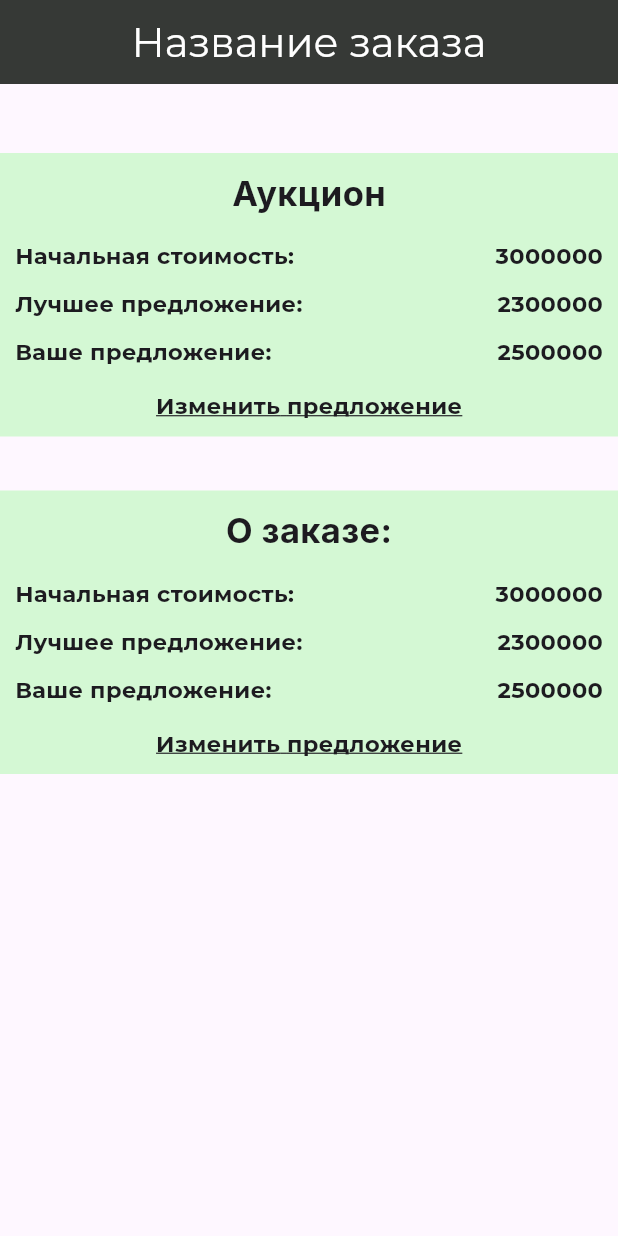
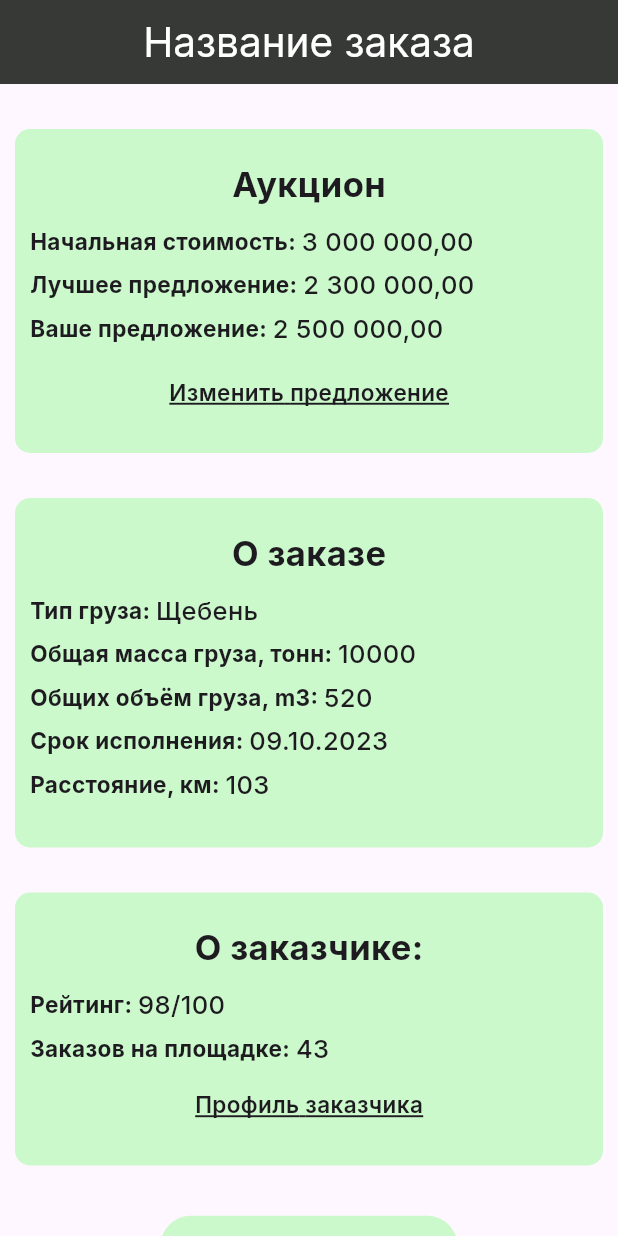
Before and after one commit to RimidalU/freight-carrier-aggregator-screens, a Flutter app: the screen it shows after launch, on a phone screen of 412 x 824 dp. Run offline on Flutter 3.47's test engine with Material 2 defaults, Android fonts, the phone set to English and light mode, and no system bars; our stand-ins replace flutter_svg, google_fonts.

Commit message:
feat: implement OrderInfoScreen widget

```diff
--- a/lib/data/data.dart
+++ b/lib/data/data.dart
@@ -1,3 +1,3 @@
 export './order_info_screen_data.dart';
 export './orders_screen_data.dart';
-export './settings_screen_data .dart';
+export 'settings_screen_data.dart';
--- a/lib/data/order_info_screen_data.dart
+++ b/lib/data/order_info_screen_data.dart
@@ -4,3 +4,17 @@ const Map<String, Object> auctionInfo = {
   'bestPrice': 2300000,
   'yourPrice': 2500000,
 };
+
+final Map<String, Object> orderInfo = {
+  'id': "id1",
+  'cargoType': 'Щебень',
+  'totalCargoWeight': 10000,
+  'totalCargoVolume': 520,
+  'deadline': DateTime.now().add(const Duration(days: 15)),
+  'distance': 103,
+};
+
+final Map<String, Object> clientInfoShort = {
+  'rating': 98,
+  'totalOrders': 43,
+};
--- a/lib/views/order_info_screen.dart
+++ b/lib/views/order_info_screen.dart
@@ -1,10 +1,16 @@
 import 'package:flutter/material.dart';
 import 'package:google_fonts/google_fonts.dart';
+import 'package:intl/intl.dart';
 
 import '../data/order_info_screen_data.dart';
+import '../ui/widgets/widgets.dart';
 
 class OrderInfoScreen extends StatelessWidget {
-  const OrderInfoScreen({super.key});
+  const OrderInfoScreen({
+    super.key,
+    this.onTap,
+  });
+  final VoidCallback? onTap;
 
   @override
   Widget build(BuildContext context) {
@@ -12,11 +18,11 @@ class OrderInfoScreen extends StatelessWidget {
       appBar: AppBar(
         centerTitle: true,
         backgroundColor: const Color(0xff363936),
-        title: Text(
+        title: const Text(
           'Название заказа',
-          style: GoogleFonts.montserrat(
+          style: TextStyle(
             fontSize: 27,
-            color: const Color(0xffFFFFFF),
+            color: Color(0xffFFFFFF),
           ),
         ),
       ),
@@ -25,28 +31,72 @@ class OrderInfoScreen extends StatelessWidget {
           child: Column(
             children: [
               Container(
-                margin: const EdgeInsets.only(top: 46),
-                color: const Color(0xff05FF00).withOpacity(0.17),
+                decoration: BoxDecoration(
+                  borderRadius: BorderRadius.circular(10),
+                  color: const Color(0xff05FF00).withOpacity(0.2),
+                ),
+                margin: const EdgeInsets.only(
+                  top: 30,
+                  left: 10,
+                  right: 10,
+                ),
                 padding:
-                    const EdgeInsets.symmetric(horizontal: 10, vertical: 10),
-                width: double.infinity,
-                child: const AuctionInfo(
+                    const EdgeInsets.symmetric(horizontal: 10, vertical: 20),
+                child: AuctionInfo(
                   auctionInfo: auctionInfo,
                 ),
               ),
-              const SizedBox(
-                height: 18,
+              Container(
+                decoration: BoxDecoration(
+                  borderRadius: BorderRadius.circular(10),
+                  color: const Color(0xff05FF00).withOpacity(0.2),
+                ),
+                margin: const EdgeInsets.only(
+                  top: 30,
+                  left: 10,
+                  right: 10,
+                ),
+                padding:
+                    const EdgeInsets.symmetric(horizontal: 10, vertical: 20),
+                child: OrderInfo(
+                  orderInfo: orderInfo,
+                ),
               ),
               Container(
-                margin: const EdgeInsets.only(top: 18),
-                color: const Color(0xff05FF00).withOpacity(0.17),
+                decoration: BoxDecoration(
+                  borderRadius: BorderRadius.circular(10),
+                  color: const Color(0xff05FF00).withOpacity(0.2),
+                ),
+                margin: const EdgeInsets.only(
+                  top: 30,
+                  left: 10,
+                  right: 10,
+                ),
                 padding:
-                    const EdgeInsets.symmetric(horizontal: 10, vertical: 10),
-                width: double.infinity,
-                child: const OrderInfo(
-                  auctionInfo: auctionInfo,
+                    const EdgeInsets.symmetric(horizontal: 10, vertical: 20),
+                child: ClientInfoShort(
+                  clientInfoShort: clientInfoShort,
                 ),
               ),
+              const SizedBox(height: 30),
+              TextButton(
+                onPressed: onTap ?? () {},
+                style: ButtonStyle(
+                  backgroundColor: MaterialStateProperty.all(
+                      const Color(0xff05FF00).withOpacity(0.2)),
+                  padding: MaterialStateProperty.all<EdgeInsets>(
+                      const EdgeInsets.symmetric(horizontal: 50, vertical: 10)),
+                ),
+                child: const Text(
+                  'Отклинуться',
+                  style: TextStyle(
+                    fontWeight: FontWeight.w600,
+                    fontSize: 15,
+                    color: Color(0xff000000),
+                    decoration: TextDecoration.underline,
+                  ),
+                ),
+              )
             ],
           ),
         ),
@@ -81,7 +131,7 @@ Widget getRowInfo({
 }
 
 class AuctionInfo extends StatelessWidget {
-  const AuctionInfo({
+  AuctionInfo({
     super.key,
     required this.auctionInfo,
     this.onTap,
@@ -89,11 +139,11 @@ class AuctionInfo extends StatelessWidget {
 
   final VoidCallback? onTap;
   final Map<String, Object> auctionInfo;
+  final format = NumberFormat("#,##0.00", "ru_RU");
 
   @override
   Widget build(BuildContext context) {
     return Column(
-      crossAxisAlignment: CrossAxisAlignment.start,
       children: [
         Container(
           width: double.infinity,
@@ -106,49 +156,48 @@ class AuctionInfo extends StatelessWidget {
             ),
           ),
         ),
-        const SizedBox(
-          height: 15,
-        ),
-        getRowInfo(
+        const SizedBox(height: 10),
+        InfoRow(
           title: 'Начальная стоимость: ',
           titleDescription: auctionInfo['price'] != null
-              ? auctionInfo['price'].toString()
+              ? format.format(auctionInfo['price'])
               : '0',
         ),
-        const SizedBox(
-          height: 11,
-        ),
-        getRowInfo(
+        const SizedBox(height: 5),
+        InfoRow(
           title: 'Лучшее предложение: ',
           titleDescription: auctionInfo['bestPrice'] != null
-              ? auctionInfo['bestPrice'].toString()
+              ? format.format(auctionInfo['bestPrice'])
               : '0',
         ),
-        const SizedBox(
-          height: 11,
-        ),
-        getRowInfo(
+        const SizedBox(height: 5),
+        InfoRow(
           title: 'Ваше предложение: ',
           titleDescription: auctionInfo['yourPrice'] != null
-              ? auctionInfo['yourPrice'].toString()
+              ? format.format(auctionInfo['yourPrice'])
               : '0',
         ),
+        const SizedBox(height: 5),
         const SizedBox(
           height: 15,
         ),
         InkWell(
           onTap: onTap ?? () {},
+          borderRadius: BorderRadius.circular(10),
           child: Container(
             alignment: Alignment.center,
-            child: Text(
+            child: const Text(
               'Изменить предложение',
-              style: GoogleFonts.montserrat(
-                fontWeight: FontWeight.bold,
+              style: TextStyle(
+                fontWeight: FontWeight.w600,
                 fontSize: 15,
                 decoration: TextDecoration.underline,
               ),
             ),
           ),
+        ),
+        const SizedBox(
+          height: 10,
         ),
       ],
     );
@@ -158,73 +207,135 @@ class AuctionInfo extends StatelessWidget {
 class OrderInfo extends StatelessWidget {
   const OrderInfo({
     super.key,
-    required this.auctionInfo,
+    required this.orderInfo,
     this.onTap,
   });
 
   final VoidCallback? onTap;
-  final Map<String, Object> auctionInfo;
+  final Map<String, Object> orderInfo;
 
   @override
   Widget build(BuildContext context) {
     return Column(
-      crossAxisAlignment: CrossAxisAlignment.start,
       children: [
         Container(
           width: double.infinity,
           alignment: Alignment.center,
           child: const Text(
-            'О заказе:',
+            'О заказе',
             style: TextStyle(
               fontWeight: FontWeight.w700,
               fontSize: 23,
             ),
           ),
         ),
-        const SizedBox(
-          height: 15,
+        const SizedBox(height: 10),
+        InfoRow(
+          title: 'Тип груза: ',
+          titleDescription: orderInfo['cargoType'] != null
+              ? orderInfo['cargoType'].toString()
+              : '',
         ),
-        getRowInfo(
-          title: 'Начальная стоимость: ',
-          titleDescription: auctionInfo['price'] != null
-              ? auctionInfo['price'].toString()
-              : '0',
+        const SizedBox(height: 5),
+        InfoRow(
+          title: 'Общая масса груза, тонн: ',
+          titleDescription: orderInfo['totalCargoWeight'] != null
+              ? orderInfo['totalCargoWeight'].toString()
+              : '',
         ),
-        const SizedBox(
-          height: 11,
+        const SizedBox(height: 5),
+        InfoRow(
+          title: 'Общих объём груза, m3: ',
+          titleDescription: orderInfo['totalCargoVolume'] != null
+              ? orderInfo['totalCargoVolume'].toString()
+              : '',
         ),
-        getRowInfo(
-          title: 'Лучшее предложение: ',
-          titleDescription: auctionInfo['bestPrice'] != null
-              ? auctionInfo['bestPrice'].toString()
-              : '0',
+        const SizedBox(height: 5),
+        InfoRow(
+          title: 'Срок исполнения: ',
+          titleDescription: orderInfo['deadline'] != null
+              ? DateFormat('dd.MM.y').format(
+                  orderInfo['deadline'] as DateTime,
+                )
+              : '',
         ),
-        const SizedBox(
-          height: 11,
+        const SizedBox(height: 5),
+        InfoRow(
+          title: 'Расстояние, км: ',
+          titleDescription: orderInfo['distance'] != null
+              ? orderInfo['distance'].toString()
+              : '',
         ),
-        getRowInfo(
-          title: 'Ваше предложение: ',
-          titleDescription: auctionInfo['yourPrice'] != null
-              ? auctionInfo['yourPrice'].toString()
-              : '0',
+        const SizedBox(height: 10),
+      ],
+    );
+  }
+}
+
+class ClientInfoShort extends StatelessWidget {
+  const ClientInfoShort({
+    super.key,
+    required this.clientInfoShort,
+    this.onTap,
+  });
+
+  final VoidCallback? onTap;
+  final Map<String, Object> clientInfoShort;
+
+  String getRating(String rating) {
+    return '$rating/100';
+  }
+
+  @override
+  Widget build(BuildContext context) {
+    return Column(
+      children: [
+        Container(
+          width: double.infinity,
+          alignment: Alignment.center,
+          child: const Text(
+            'О заказчике:',
+            style: TextStyle(
+              fontWeight: FontWeight.w700,
+              fontSize: 23,
+            ),
+          ),
+        ),
+        const SizedBox(height: 10),
+        InfoRow(
+          title: 'Рейтинг: ',
+          titleDescription: clientInfoShort['rating'] != null
+              ? getRating(clientInfoShort['rating'].toString())
+              : '',
+        ),
+        const SizedBox(height: 5),
+        InfoRow(
+          title: 'Заказов на площадке: ',
+          titleDescription: clientInfoShort['totalOrders'] != null
+              ? clientInfoShort['totalOrders'].toString()
+              : 'Заказов нет',
         ),
         const SizedBox(
           height: 15,
         ),
         InkWell(
           onTap: onTap ?? () {},
+          borderRadius: BorderRadius.circular(10),
           child: Container(
             alignment: Alignment.center,
-            child: Text(
-              'Изменить предложение',
-              style: GoogleFonts.montserrat(
-                fontWeight: FontWeight.bold,
+            child: const Text(
+              'Профиль заказчика',
+              style: TextStyle(
+                fontWeight: FontWeight.w600,
                 fontSize: 15,
                 decoration: TextDecoration.underline,
               ),
             ),
           ),
         ),
+        const SizedBox(
+          height: 10,
+        ),
       ],
     );
   }
```
